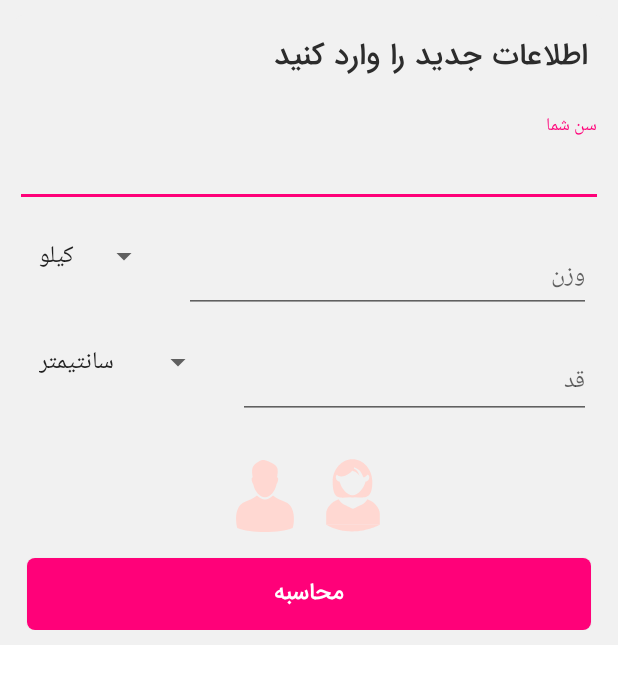
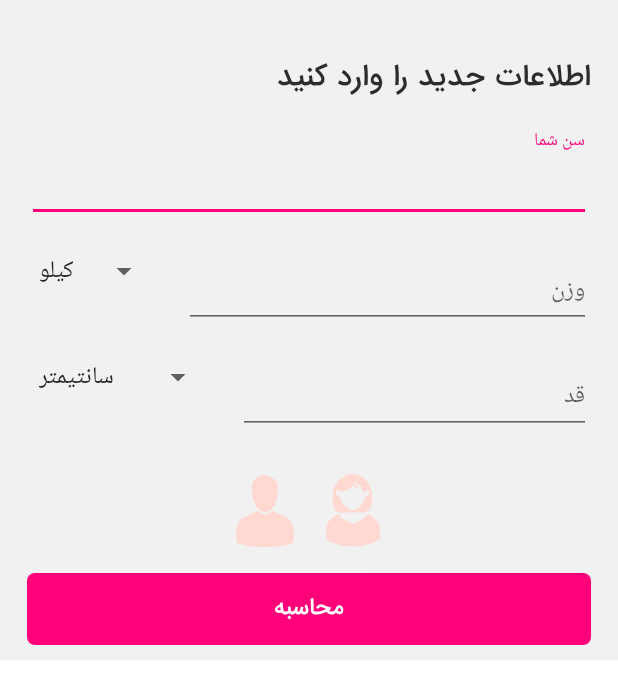
Before and after one commit to husseinrasti/MVVM-BmiCalculator, an Android app: the fragment AddInfoBmiFragment shown on its own in the app's theme, on a phone screen of 412 x 824 dp. Shown: the top 699 px of the screen. Run offline under Robolectric (Android 15) with nearby library versions, the phone set to English and light mode, and no system bars; our stand-ins replace ButterKnife, Room's generated code; Roboto replaces fonts that are not available here; 3 statements that could not run were skipped.

Commit message:
fix layout

```diff
--- a/app/src/main/res/layout/fragment_add_info_bmi.xml
+++ b/app/src/main/res/layout/fragment_add_info_bmi.xml
@@ -16,9 +16,11 @@
         android:id="@+id/txtInfo"
         android:layout_width="match_parent"
         android:layout_height="wrap_content"
+        android:layout_marginEnd="8dp"
+        android:layout_marginStart="8dp"
+        android:layout_marginTop="24dp"
         android:background="@drawable/text_style"
         android:fontFamily="sans-serif"
-        android:padding="10dp"
         android:text="@string/msg_add"
         android:textColor="@color/gray_dark"
         android:textSize="18sp"
@@ -30,7 +32,9 @@
         android:id="@+id/editAgeLayout"
         android:layout_width="0dp"
         android:layout_height="wrap_content"
-        android:layout_marginTop="10dp"
+        android:layout_marginEnd="8dp"
+        android:layout_marginStart="8dp"
+        android:layout_marginTop="16dp"
         app:layout_constraintEnd_toEndOf="parent"
         app:layout_constraintStart_toStartOf="parent"
         app:layout_constraintTop_toBottomOf="@id/txtInfo">
```
